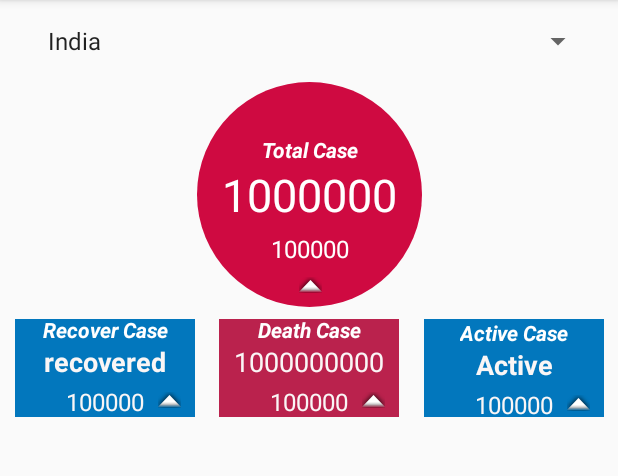
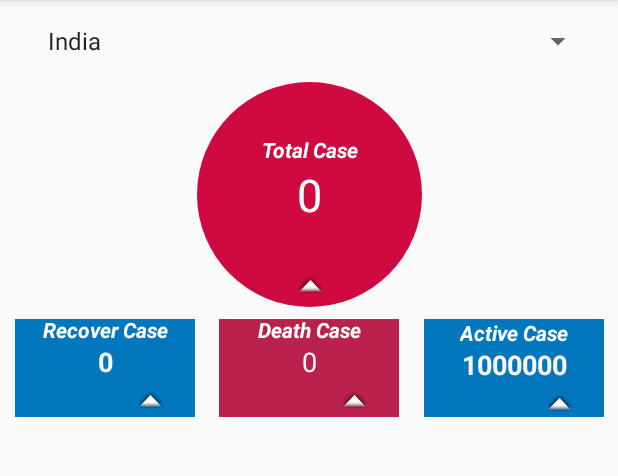
Before and after one commit to ag597482/Covid19, an Android app: the screen it shows after launch (MainActivity), on a phone screen of 412 x 824 dp, the part 84-560 px from its top. Run offline under Robolectric (Android 15) with nearby library versions, the phone set to English and light mode, and no system bars.

```diff
--- a/app/src/main/java/com/example/android/covid19/MainActivity.java
+++ b/app/src/main/java/com/example/android/covid19/MainActivity.java
@@ -37,7 +37,6 @@ public class MainActivity extends AppCompatActivity {
     public static final String LOG_TAG = MainActivity.class.getSimpleName();
     @Override
     protected void onCreate(Bundle savedInstanceState) {
-
         EarthquakeAsyncTask task = new EarthquakeAsyncTask();
         task.execute(USGS_REQUEST_URL);
         Log.v(LOG_TAG, "just under creat");
@@ -58,8 +57,33 @@ public class MainActivity extends AppCompatActivity {
         //
 
     }
+
+
+    public void total_sum(ArrayList<info_card>arr)
+    {
+        TextView total_cases=(TextView) findViewById(R.id.total_cases);
+        TextView total_recovery=(TextView) findViewById(R.id.total_recovery);
+        TextView total_death=(TextView) findViewById(R.id.total_death);
+
+        TextView total_active=(TextView) findViewById(R.id.total_death);
+        int tc=0,tr=0,td=0,ta=0;
+        for(int i=0;i<arr.size();i++)
+        {
+            tc=tc+arr.get(i).getLocation_total_cases();
+            tr=tr+arr.get(i).getLocation_recovery();
+            td=td+arr.get(i).getLocation_death();
+            ta=ta+arr.get(i).getLocation_active();
+        }
+        total_cases.setText(String.valueOf(tc));
+        total_recovery.setText(String.valueOf(tr));
+        total_death.setText(String.valueOf(td));
+        total_active.setText(String.valueOf(ta));
+
+    }
+
     public void Update_location_card(ArrayList<info_card> git)
     {
+        total_sum(git);
         Location_card_addapter flavorAdapter = new Location_card_addapter(this, git);
 
         // Get a reference to the ListView, and attach the adapter to the listView.
--- a/app/src/main/java/com/example/android/covid19/Utils.java
+++ b/app/src/main/java/com/example/android/covid19/Utils.java
@@ -142,6 +142,8 @@ public final class Utils {
 
             return location_card_info;
         }
+
+        int total1=0;
         try {
             JSONObject jsonObject1=new JSONObject(earthquakeJSON);
 
@@ -158,7 +160,6 @@ public final class Utils {
                 String act=null;
                 String det=null;
                 String rec=null;
-                int total1=0;
                 int active=0;
                 int deaths=0;
                 int recovered=0;
@@ -184,7 +185,9 @@ public final class Utils {
 
 
                 }
+
                 location_card_info.add(new info_card(currentDynamicKey, "detail",active,deaths,recovered,statesum));
+
             }
         } catch (JSONException e) {
 
--- a/app/src/main/res/layout/activity_main.xml
+++ b/app/src/main/res/layout/activity_main.xml
@@ -85,7 +85,6 @@
             android:layout_gravity="center"
             android:layout_marginTop="3dp"
             android:gravity="center"
-            android:text="100000"
             android:textColor="#FAF6F6"
             android:textSize="16sp"
             app:layout_constraintEnd_toEndOf="parent"
@@ -147,7 +146,6 @@
             android:layout_gravity="center"
             android:layout_marginTop="3dp"
             android:gravity="center"
-            android:text="100000"
             android:textColor="#FAF6F6"
             android:textSize="16sp"
             app:layout_constraintEnd_toEndOf="parent"
@@ -181,7 +179,6 @@
         android:layout_height="wrap_content"
         android:layout_marginTop="100dp"
         android:gravity="center"
-        android:text="100000"
         android:textColor="#FFFFFF"
         android:textSize="16sp"
         app:layout_constraintEnd_toEndOf="@+id/total_cases"
@@ -231,7 +228,7 @@
             android:layout_gravity="center"
             android:layout_marginTop="18dp"
             android:gravity="center"
-            android:text="Active"
+            android:text="1000000"
             android:textColor="#FAF6F6"
             android:textSize="18sp"
             android:textStyle="bold"
@@ -246,7 +243,6 @@
             android:layout_gravity="center"
             android:layout_marginTop="3dp"
             android:gravity="center"
-            android:text="100000"
             android:textColor="#FAF6F6"
             android:textSize="16sp"
             app:layout_constraintEnd_toEndOf="parent"
```
